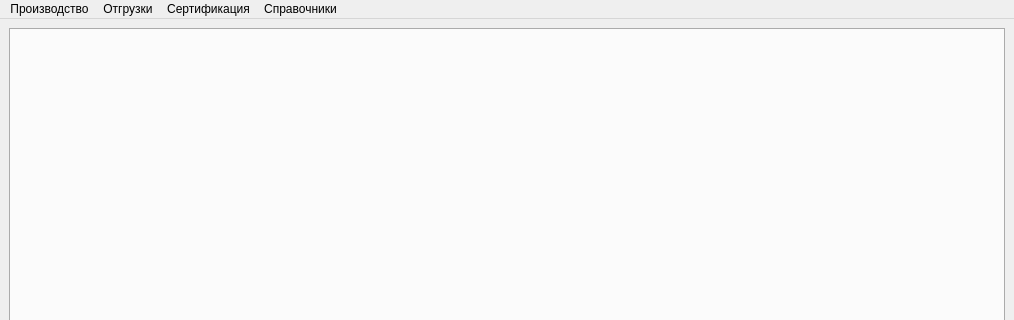
Qt form mainwindow.ui (Sergeyego/el_sert) before a commit; both pictures show x 0 to 1014 and y 0 to 320 of the 1014 by 720 pixel window.
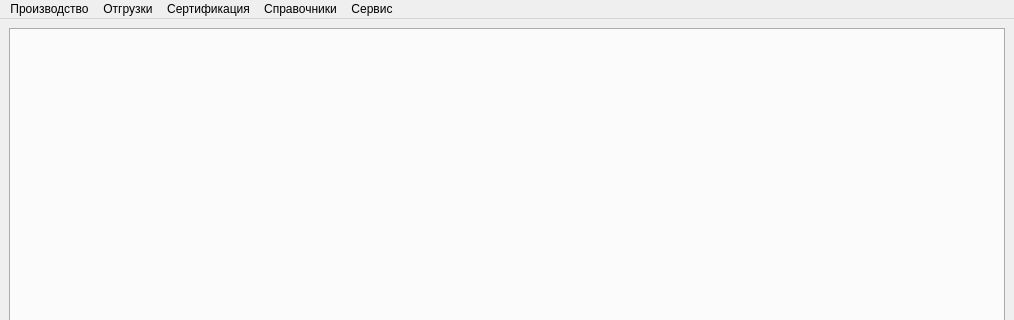
The same form after that commit.

```diff
--- a/mainwindow.ui
+++ b/mainwindow.ui
@@ -39,7 +39,7 @@
      <x>0</x>
      <y>0</y>
      <width>1014</width>
-     <height>22</height>
+     <height>30</height>
     </rect>
    </property>
    <widget class="QMenu" name="menu">
@@ -69,10 +69,17 @@
     <addaction name="actionMark"/>
     <addaction name="actionPos"/>
    </widget>
+   <widget class="QMenu" name="menu_5">
+    <property name="title">
+     <string>Сервис</string>
+    </property>
+    <addaction name="actionSite"/>
+   </widget>
    <addaction name="menu"/>
    <addaction name="menu_2"/>
    <addaction name="menu_3"/>
    <addaction name="menu_4"/>
+   <addaction name="menu_5"/>
   </widget>
   <action name="actionPartEl">
    <property name="checked">
```
Left out of the diff: 5 changed lines with no effect on the pictures.
